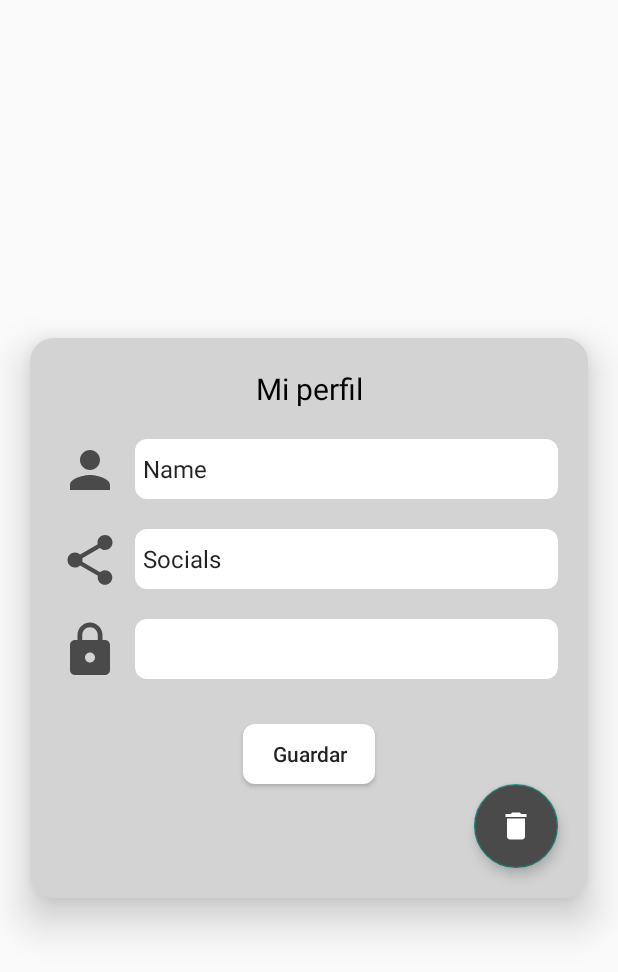
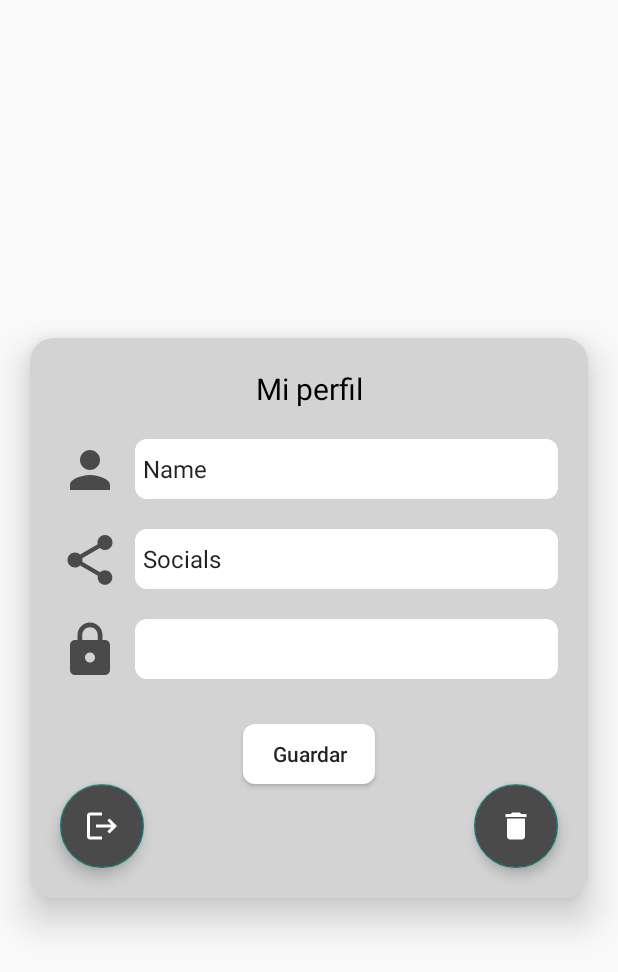
Before and after one commit to ppazosp/ChangApp, an Android app: the layout fragment_profile.xml on its own in the app's theme, with its tools: preview values and no code run, on a phone screen of 412 x 824 dp. Shown: the top 972 px of the screen. Run offline under Robolectric (Android 15) with nearby library versions, the phone set to English and light mode, and no system bars.

Commit message:
profile window ui

```diff
--- /dev/null
+++ b/app/src/main/res/drawable/baseline_logout_24.xml
@@ -0,0 +1,5 @@
+<vector xmlns:android="http://schemas.android.com/apk/res/android" android:autoMirrored="true" android:height="24dp" android:tint="@color/white" android:viewportHeight="24" android:viewportWidth="24" android:width="24dp">
+
+    <path android:fillColor="@android:color/white" android:pathData="M17,7l-1.41,1.41L18.17,11H8v2h10.17l-2.58,2.58L17,17l5,-5zM4,5h8V3H4c-1.1,0 -2,0.9 -2,2v14c0,1.1 0.9,2 2,2h8v-2H4V5z"/>
+
+</vector>
--- a/app/src/main/res/layout/fragment_profile.xml
+++ b/app/src/main/res/layout/fragment_profile.xml
@@ -154,6 +154,20 @@
                 app:layout_constraintStart_toStartOf="parent"
                 app:layout_constraintTop_toBottomOf="@+id/imageView2" />
 
+            <com.google.android.material.floatingactionbutton.FloatingActionButton
+                android:id="@+id/floatingActionButton2"
+                android:layout_width="wrap_content"
+                android:layout_height="wrap_content"
+                android:layout_marginStart="20dp"
+                android:layout_marginBottom="20dp"
+                android:clickable="true"
+                android:backgroundTint="@color/dark_grey"
+                android:elevation="5dp"
+                android:src="@drawable/baseline_logout_24"
+                app:layout_constraintBottom_toBottomOf="parent"
+                app:layout_constraintStart_toStartOf="parent"
+                app:layout_constraintTop_toBottomOf="@+id/button" />
+
         </androidx.constraintlayout.widget.ConstraintLayout>
 
     </FrameLayout>
```
Also changed, not shown: app/src/main/java/ppazosp/changapp/ProfileFragment.kt (+5 -42 lines).
